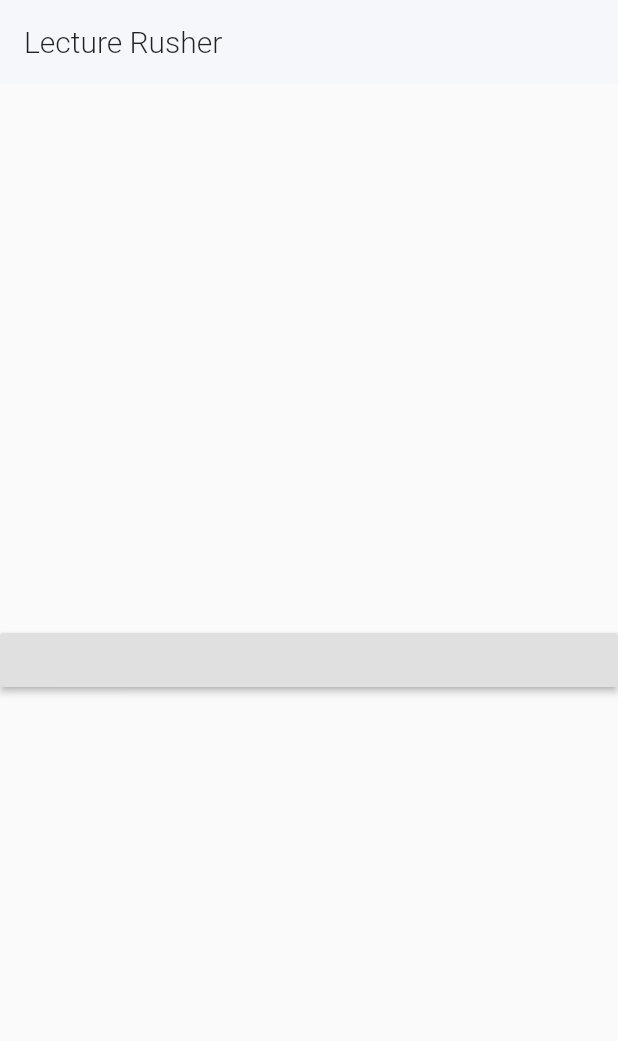
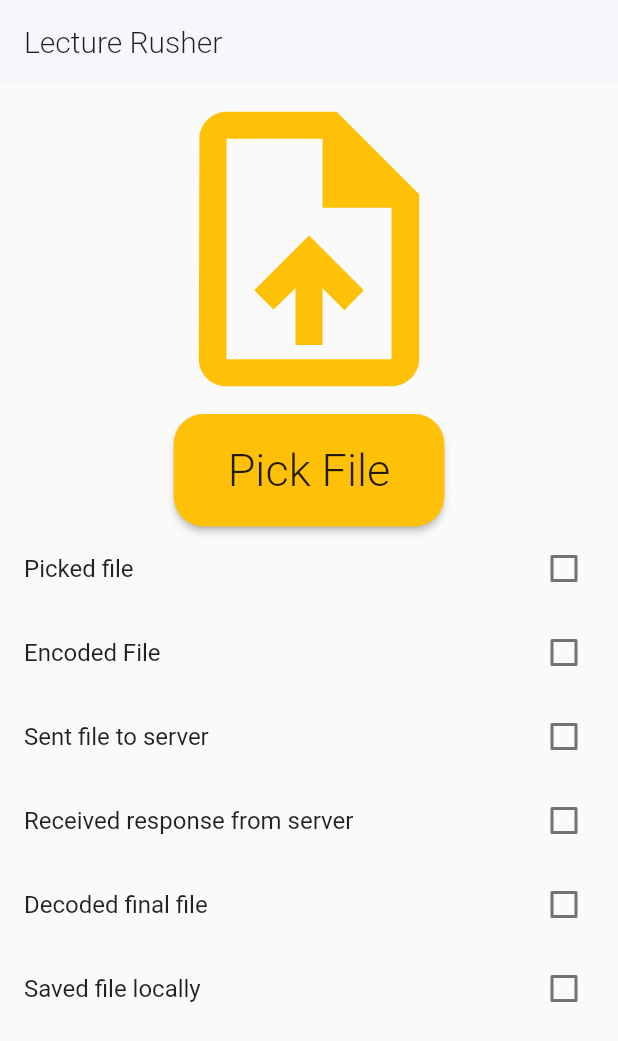
Before and after one commit to hashem78/LectureRusher, a Flutter app: the screen it shows after launch, after a tap on the "upload file" icon, on a phone screen of 412 x 824 dp. Shown: the top 1041 px of the screen. Run offline on Flutter 3.47's test engine with Material 2 defaults, Android fonts, the phone set to English and light mode, and no system bars; our stand-ins replace file_picker, material_design_icons_flutter, permission_handler; missing offline and left inert: flutter_sound.

Commit message:
Ui beautification to upload screen is done :3

```diff
--- a/lecturerusher/lib/main.dart
+++ b/lecturerusher/lib/main.dart
@@ -5,6 +5,7 @@ import 'package:provider/provider.dart';
 import 'package:flutter/services.dart';
 import 'package:lecturerusher/models/recorder_model.dart';
 import 'package:lecturerusher/screens/main_screen.dart';
+import 'package:lecturerusher/models/rusher_ucheckbox_model.dart';
 
 void main() {
   SystemChrome.setSystemUIOverlayStyle(
@@ -21,8 +22,15 @@ void main() {
 class MyApp extends StatelessWidget {
   @override
   Widget build(BuildContext context) {
-    return ChangeNotifierProvider(
-      create: (context) => RecorderModel(),
+    return MultiProvider(
+      providers: [
+        ChangeNotifierProvider<RecorderModel>(
+          create: (context) => RecorderModel(),
+        ),
+        ChangeNotifierProvider<RusherUploadCheckBoxesModel>(
+          create: (context) => RusherUploadCheckBoxesModel(),
+        ),
+      ],
       child: MaterialApp(
         debugShowCheckedModeBanner: false,
         initialRoute: '/',
--- a/lecturerusher/lib/screens/upload_screen.dart
+++ b/lecturerusher/lib/screens/upload_screen.dart
@@ -2,50 +2,113 @@ import 'package:flutter/material.dart';
 import 'package:lecturerusher/constants.dart';
 import 'package:file_picker/file_picker.dart';
 import 'package:http/http.dart' as http;
-
+import 'package:lecturerusher/models/rusher_ucheckbox_model.dart';
+import 'package:provider/provider.dart';
 import 'dart:io';
 import 'dart:convert';
+import 'dart:async';
 
 class UploadScreen extends StatelessWidget {
   @override
   Widget build(BuildContext context) {
     return Scaffold(
       appBar: krusherAppBar,
-      body: Column(
-        mainAxisAlignment: MainAxisAlignment.center,
-        crossAxisAlignment: CrossAxisAlignment.stretch,
+      body: Center(
+        child: Consumer<RusherUploadCheckBoxesModel>(builder: (context, w, _) {
+          return Column(
+            //mainAxisAlignment: MainAxisAlignment.center,
             children: [
+              Container(
+                //width: 100,
+                height: 220,
+                child: Icon(
+                  Icons.upload_file,
+                  size: 220,
+                  color: Colors.amber,
+                ),
+              ),
               RaisedButton(
                   onPressed: () async {
-              FilePickerResult result = await FilePicker.platform.pickFiles();
-
+                    w.allToFalse();
+                    FilePickerResult result =
+                        await FilePicker.platform.pickFiles();
+                    w.triggerIsFilePicked();
                     if (result != null) {
-                print(result.paths);
                       File file = File(result.paths[0]);
                       var fileBytes = file.readAsBytesSync();
                       String base64file = base64Encode(fileBytes);
+                      w.triggerIsFileEncoded();
 
                       Map<String, dynamic> jsonMap = {
                         "file": base64file,
                       };
 
                       String jsonEncoded = json.encode(jsonMap);
+                      w.triggerIsFileSentToServer();
                       var response = await http.post(
-                  "http://95c40b67c866.ngrok.io/uploadWAV",
+                        "http://22d9fcdb3de9.ngrok.io/uploadWAV",
                         headers: {
                           "Content-Type": "application/json",
                         },
                         body: jsonEncoded,
                       );
+                      w.triggerIsResponseReceived();
                       var decodedJson = json.decode(response.body);
                       var decodedFile = base64Decode(decodedJson['file']);
+                      w.triggerIsDecoded();
                       File f = File("/sdcard/recivied.wav");
                       await f.writeAsBytes(decodedFile);
+                      w.triggerIsSaved();
                       print("wrote file successfully");
                     }
                   },
+                  shape: RoundedRectangleBorder(
+                    borderRadius: BorderRadius.circular(20),
+                  ),
+                  child: Padding(
+                    padding: const EdgeInsets.all(20.0),
+                    child: Text(
+                      "Pick File",
+                      style: TextStyle(
+                        fontSize: 30,
+                        fontWeight: FontWeight.w300,
+                      ),
+                    ),
+                  ),
+                  color: Colors.amber),
+              CheckboxListTile(
+                value: w.isFilePicked,
+                title: Text("Picked file"),
+                onChanged: (_) {},
+              ),
+              CheckboxListTile(
+                value: w.isFileEncoded,
+                title: Text("Encoded File"),
+                onChanged: (_) {},
+              ),
+              CheckboxListTile(
+                value: w.isFileSentToServer,
+                title: Text("Sent file to server"),
+                onChanged: (_) {},
+              ),
+              CheckboxListTile(
+                value: w.isResponseReceived,
+                title: Text("Received response from server"),
+                onChanged: (_) {},
+              ),
+              CheckboxListTile(
+                value: w.isDecoded,
+                title: Text("Decoded final file"),
+                onChanged: (_) {},
+              ),
+              CheckboxListTile(
+                value: w.isSaved,
+                title: Text("Saved file locally"),
+                onChanged: (_) {},
               ),
             ],
+          );
+        }),
       ),
     );
   }
```
Also changed, not shown: lecturerusher/lib/models/rusher_ucheckbox_model.dart (added, +50 -0 lines). Lines whose indentation alone changed are shown as unchanged.
